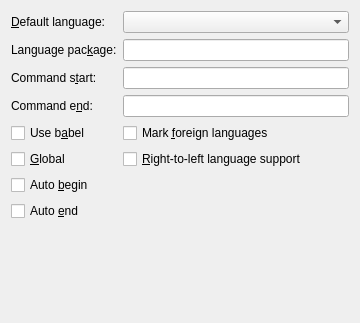
The window that src/frontends/qt4/ui/PrefLanguageUi.ui (rpavlik/lyx-lucid-backport) describes before a commit, drawn with Qt 5.
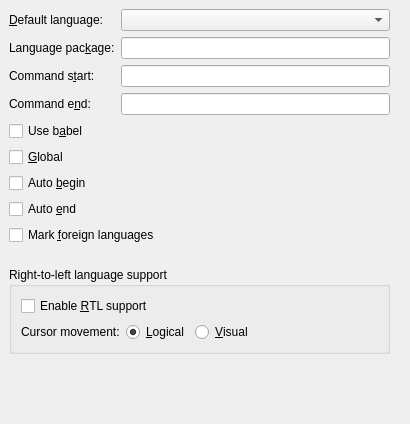
The same window after the commit.

Patch:
```diff
--- a/src/frontends/qt4/ui/PrefLanguageUi.ui
+++ b/src/frontends/qt4/ui/PrefLanguageUi.ui
@@ -1,15 +1,12 @@
 <ui version="4.0" >
- <author></author>
- <comment></comment>
- <exportmacro></exportmacro>
- <class>QPrefLanguageUi</class>
- <widget class="QWidget" name="QPrefLanguageUi" >
+ <class>PrefLanguageUi</class>
+ <widget class="QWidget" name="PrefLanguageUi" >
   <property name="geometry" >
    <rect>
     <x>0</x>
     <y>0</y>
-    <width>360</width>
-    <height>323</height>
+    <width>410</width>
+    <height>424</height>
    </rect>
   </property>
   <property name="windowTitle" >
@@ -17,34 +14,166 @@
   </property>
   <layout class="QGridLayout" >
    <property name="margin" >
-    <number>11</number>
+    <number>9</number>
    </property>
    <property name="spacing" >
     <number>6</number>
    </property>
-   <item row="2" column="0" >
-    <widget class="QLabel" name="startCommandLA" >
+   <item row="10" column="0" colspan="3" >
+    <widget class="QGroupBox" name="rtlGB2" >
+     <property name="toolTip" >
+      <string/>
+     </property>
+     <property name="title" >
+      <string>Right-to-left language support</string>
+     </property>
+     <property name="flat" >
+      <bool>true</bool>
+     </property>
+     <property name="checkable" >
+      <bool>false</bool>
+     </property>
+     <layout class="QGridLayout" >
+      <property name="margin" >
+       <number>9</number>
+      </property>
+      <property name="spacing" >
+       <number>6</number>
+      </property>
+      <item row="0" column="0" >
+       <widget class="QCheckBox" name="rtlGB" >
+        <property name="toolTip" >
+         <string>Select to enable support of right-to-left languages (e.g. Hebrew, Arabic).</string>
+        </property>
+        <property name="text" >
+         <string>Enable &amp;RTL support</string>
+        </property>
+       </widget>
+      </item>
+      <item row="1" column="1" >
+       <spacer>
+        <property name="orientation" >
+         <enum>Qt::Horizontal</enum>
+        </property>
+        <property name="sizeHint" >
+         <size>
+          <width>101</width>
+          <height>20</height>
+         </size>
+        </property>
+       </spacer>
+      </item>
+      <item row="1" column="0" >
+       <layout class="QHBoxLayout" >
+        <property name="margin" >
+         <number>0</number>
+        </property>
+        <property name="spacing" >
+         <number>6</number>
+        </property>
+        <item>
+         <widget class="QLabel" name="cursorMovementLA" >
+          <property name="text" >
+           <string>Cursor movement:</string>
+          </property>
+          <property name="scaledContents" >
+           <bool>false</bool>
+          </property>
+         </widget>
+        </item>
+        <item>
+         <widget class="QRadioButton" name="logicalCursorRB" >
+          <property name="text" >
+           <string>&amp;Logical</string>
+          </property>
+          <property name="checked" >
+           <bool>true</bool>
+          </property>
+         </widget>
+        </item>
+        <item>
+         <widget class="QRadioButton" name="visualCursorRB" >
+          <property name="text" >
+           <string>&amp;Visual</string>
+          </property>
+         </widget>
+        </item>
+       </layout>
+      </item>
+     </layout>
+    </widget>
+   </item>
+   <item row="8" column="0" colspan="4" >
+    <widget class="QCheckBox" name="markForeignCB" >
+     <property name="toolTip" >
+      <string>Check to highlight foreign languages visually in the work area</string>
+     </property>
      <property name="text" >
-      <string>Command s&amp;tart:</string>
+      <string>Mark &amp;foreign languages</string>
      </property>
-     <property name="buddy" >
-      <cstring>startCommandED</cstring>
+    </widget>
+   </item>
+   <item row="11" column="1" >
+    <spacer>
+     <property name="orientation" >
+      <enum>Qt::Vertical</enum>
      </property>
+     <property name="sizeType" >
+      <enum>QSizePolicy::Expanding</enum>
+     </property>
+     <property name="sizeHint" >
+      <size>
+       <width>20</width>
+       <height>20</height>
+      </size>
+     </property>
+    </spacer>
+   </item>
+   <item row="0" column="2" >
+    <widget class="QComboBox" name="defaultLanguageCO" >
+     <property name="toolTip" >
+      <string>Select the default language of your documents</string>
+     </property>
+     <property name="maxVisibleItems" >
+      <number>20</number>
+     </property>
     </widget>
    </item>
-   <item row="3" column="1" >
-    <widget class="QLineEdit" name="endCommandED" />
+   <item row="2" column="2" >
+    <widget class="QLineEdit" name="startCommandED" >
+     <property name="toolTip" >
+      <string>The LaTeX command that starts a switch to a foreign language</string>
+     </property>
+    </widget>
    </item>
-   <item row="2" column="1" >
-    <widget class="QLineEdit" name="startCommandED" />
+   <item row="1" column="2" >
+    <widget class="QLineEdit" name="languagePackageED" >
+     <property name="toolTip" >
+      <string>Enter the command to load the language package (default: babel)</string>
+     </property>
+    </widget>
    </item>
-   <item row="1" column="1" >
-    <widget class="QLineEdit" name="languagePackageED" />
+   <item row="3" column="2" >
+    <widget class="QLineEdit" name="endCommandED" >
+     <property name="toolTip" >
+      <string>The LaTeX command that ends a switch to a foreign language</string>
+     </property>
+    </widget>
    </item>
-   <item row="0" column="1" >
-    <widget class="QComboBox" name="defaultLanguageCO" />
+   <item row="1" column="3" >
+    <spacer>
+     <property name="orientation" >
+      <enum>Qt::Horizontal</enum>
+     </property>
+     <property name="sizeHint" >
+      <size>
+       <width>40</width>
+       <height>20</height>
+      </size>
+     </property>
+    </spacer>
    </item>
-   <item row="0" column="0" >
+   <item row="0" column="0" colspan="2" >
     <widget class="QLabel" name="defaultLanguageLA" >
      <property name="text" >
       <string>&amp;Default language:</string>
@@ -54,17 +183,7 @@
      </property>
     </widget>
    </item>
-   <item row="3" column="0" >
-    <widget class="QLabel" name="endCommandLA" >
-     <property name="text" >
-      <string>Command e&amp;nd:</string>
-     </property>
-     <property name="buddy" >
-      <cstring>endCommandED</cstring>
-     </property>
-    </widget>
-   </item>
-   <item row="1" column="0" >
+   <item row="1" column="0" colspan="2" >
     <widget class="QLabel" name="languagePackageLA" >
      <property name="text" >
       <string>Language pac&amp;kage:</string>
@@ -74,92 +193,78 @@
      </property>
     </widget>
    </item>
-   <item row="6" column="0" >
-    <widget class="QCheckBox" name="autoBeginCB" >
+   <item row="2" column="0" colspan="2" >
+    <widget class="QLabel" name="startCommandLA" >
      <property name="text" >
-      <string>Auto &amp;begin</string>
+      <string>Command s&amp;tart:</string>
      </property>
+     <property name="buddy" >
+      <cstring>startCommandED</cstring>
+     </property>
     </widget>
    </item>
-   <item row="4" column="0" >
-    <widget class="QCheckBox" name="useBabelCB" >
+   <item row="3" column="0" colspan="2" >
+    <widget class="QLabel" name="endCommandLA" >
      <property name="text" >
-      <string>Use b&amp;abel</string>
+      <string>Command e&amp;nd:</string>
      </property>
+     <property name="buddy" >
+      <cstring>endCommandED</cstring>
+     </property>
     </widget>
    </item>
-   <item rowspan="2" row="6" column="1" >
-    <spacer>
-     <property name="orientation" >
-      <enum>Qt::Horizontal</enum>
-     </property>
-     <property name="sizeType" >
-      <enum>QSizePolicy::Expanding</enum>
-     </property>
-     <property name="sizeHint" >
-      <size>
-       <width>20</width>
-       <height>20</height>
-      </size>
-     </property>
-    </spacer>
-   </item>
-   <item row="5" column="0" >
+   <item row="5" column="0" colspan="3" >
     <widget class="QCheckBox" name="globalCB" >
+     <property name="toolTip" >
+      <string>Check to pass the language globally (to the document class), not locally (to the language package)</string>
+     </property>
      <property name="text" >
       <string>&amp;Global</string>
      </property>
     </widget>
    </item>
-   <item row="5" column="1" >
-    <widget class="QCheckBox" name="rtlCB" >
+   <item row="6" column="0" colspan="3" >
+    <widget class="QCheckBox" name="autoBeginCB" >
+     <property name="toolTip" >
+      <string>If checked, the document language is not explicitely set by a language switch command</string>
+     </property>
      <property name="text" >
-      <string>&amp;Right-to-left language support</string>
+      <string>Auto &amp;begin</string>
      </property>
     </widget>
    </item>
-   <item row="7" column="0" >
+   <item row="7" column="0" colspan="3" >
     <widget class="QCheckBox" name="autoEndCB" >
+     <property name="toolTip" >
+      <string>If checked, the document language is not explicitely closed by a language switch command</string>
+     </property>
      <property name="text" >
       <string>Auto &amp;end</string>
      </property>
     </widget>
    </item>
-   <item row="4" column="1" >
-    <widget class="QCheckBox" name="markForeignCB" >
+   <item row="4" column="0" colspan="3" >
+    <widget class="QCheckBox" name="useBabelCB" >
+     <property name="toolTip" >
+      <string>Use the babel package for multilingual support</string>
+     </property>
      <property name="text" >
-      <string>Mark &amp;foreign languages</string>
+      <string>Use b&amp;abel</string>
      </property>
     </widget>
    </item>
-   <item row="8" column="0" >
+   <item row="9" column="0" >
     <spacer>
      <property name="orientation" >
       <enum>Qt::Vertical</enum>
      </property>
      <property name="sizeType" >
-      <enum>QSizePolicy::Expanding</enum>
+      <enum>QSizePolicy::Fixed</enum>
      </property>
      <property name="sizeHint" >
       <size>
        <width>20</width>
-       <height>20</height>
-      </size>
-     </property>
-    </spacer>
-   </item>
-   <item row="8" column="1" >
-    <spacer>
-     <property name="orientation" >
-      <enum>Qt::Vertical</enum>
-     </property>
-     <property name="sizeType" >
-      <enum>QSizePolicy::Expanding</enum>
-     </property>
-     <property name="sizeHint" >
-      <size>
-       <width>20</width>
-       <height>20</height>
+       <height>16</height>
       </size>
      </property>
     </spacer>
```
Left out of the diff: 59 changed lines with no effect on the pictures.
